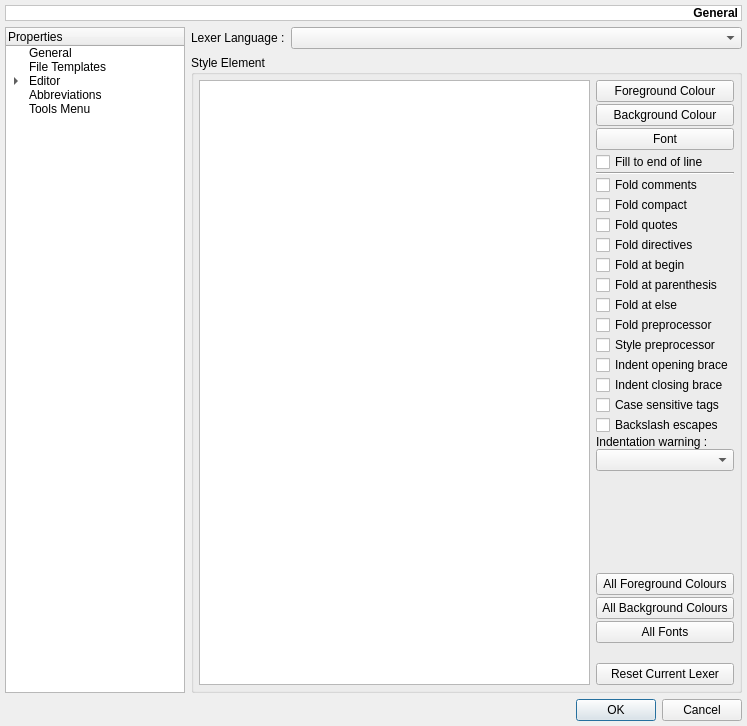
Before: the Qt Designer form v2/branches/dev/monkey/src/maininterface/ui/UISettings.ui in testmana2/mks, drawn with Qt 5.
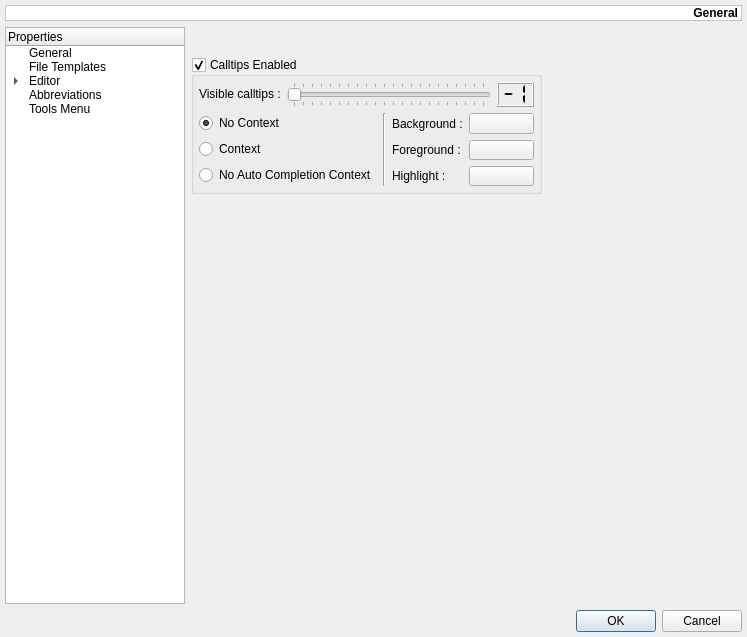
After: the same form once the commit is applied.

The edit to the form file:
```diff
--- a/v2/branches/dev/monkey/src/maininterface/ui/UISettings.ui
+++ b/v2/branches/dev/monkey/src/maininterface/ui/UISettings.ui
@@ -5,8 +5,8 @@
    <rect>
     <x>0</x>
     <y>0</y>
-    <width>731</width>
-    <height>726</height>
+    <width>556</width>
+    <height>607</height>
    </rect>
   </property>
   <property name="windowTitle" >
@@ -192,7 +192,7 @@
    <item row="1" column="1" >
     <widget class="QStackedWidget" name="swPages" >
      <property name="currentIndex" >
-      <number>6</number>
+      <number>10</number>
      </property>
      <widget class="QWidget" name="pGeneral" >
       <layout class="QVBoxLayout" >
@@ -2357,6 +2357,397 @@
        </item>
       </layout>
      </widget>
+     <widget class="QWidget" name="pAutoCompletion" >
+      <widget class="QGroupBox" name="gbAutoCompletion" >
+       <property name="geometry" >
+        <rect>
+         <x>10</x>
+         <y>10</y>
+         <width>308</width>
+         <height>151</height>
+        </rect>
+       </property>
+       <property name="title" >
+        <string>Auto Completion Enabled</string>
+       </property>
+       <property name="checkable" >
+        <bool>true</bool>
+       </property>
+       <layout class="QGridLayout" >
+        <property name="margin" >
+         <number>5</number>
+        </property>
+        <property name="spacing" >
+         <number>6</number>
+        </property>
+        <item row="3" column="0" colspan="2" >
+         <widget class="QGroupBox" name="gbAutoCompletionSource" >
+          <property name="title" >
+           <string>Source</string>
+          </property>
+          <layout class="QHBoxLayout" >
+           <property name="margin" >
+            <number>5</number>
+           </property>
+           <property name="spacing" >
+            <number>6</number>
+           </property>
+           <item>
+            <widget class="QRadioButton" name="rbAutoCompletionDocument" >
+             <property name="text" >
+              <string>from Document</string>
+             </property>
+            </widget>
+           </item>
+           <item>
+            <widget class="QRadioButton" name="rbAutoCompletionAPI" >
+             <property name="text" >
+              <string>from API file</string>
+             </property>
+             <property name="checked" >
+              <bool>true</bool>
+             </property>
+            </widget>
+           </item>
+           <item>
+            <widget class="QRadioButton" name="rbAutoCompletionAll" >
+             <property name="text" >
+              <string>from All</string>
+             </property>
+            </widget>
+           </item>
+          </layout>
+         </widget>
+        </item>
+        <item row="0" column="0" >
+         <widget class="QCheckBox" name="cbAutoCompletionCaseSensitivity" >
+          <property name="text" >
+           <string>Case sensitive</string>
+          </property>
+          <property name="checked" >
+           <bool>true</bool>
+          </property>
+         </widget>
+        </item>
+        <item row="1" column="0" >
+         <widget class="QCheckBox" name="cbAutoCompletionReplaceWord" >
+          <property name="text" >
+           <string>Replace word</string>
+          </property>
+         </widget>
+        </item>
+        <item row="0" column="1" >
+         <widget class="QCheckBox" name="cbAutoCompletionShowSingle" >
+          <property name="text" >
+           <string>Show single</string>
+          </property>
+         </widget>
+        </item>
+        <item row="2" column="0" colspan="2" >
+         <layout class="QHBoxLayout" >
+          <property name="margin" >
+           <number>0</number>
+          </property>
+          <property name="spacing" >
+           <number>6</number>
+          </property>
+          <item>
+           <widget class="QLabel" name="lAutoCompletionThreshold" >
+            <property name="text" >
+             <string>Threshold :</string>
+            </property>
+           </widget>
+          </item>
+          <item>
+           <widget class="QSlider" name="sAutoCompletionThreshold" >
+            <property name="sizePolicy" >
+             <sizepolicy>
+              <hsizetype>7</hsizetype>
+              <vsizetype>0</vsizetype>
+              <horstretch>0</horstretch>
+              <verstretch>0</verstretch>
+             </sizepolicy>
+            </property>
+            <property name="minimum" >
+             <number>0</number>
+            </property>
+            <property name="maximum" >
+             <number>10</number>
+            </property>
+            <property name="value" >
+             <number>0</number>
+            </property>
+            <property name="orientation" >
+             <enum>Qt::Horizontal</enum>
+            </property>
+            <property name="tickPosition" >
+             <enum>QSlider::TicksBothSides</enum>
+            </property>
+            <property name="tickInterval" >
+             <number>1</number>
+            </property>
+           </widget>
+          </item>
+          <item>
+           <widget class="QLCDNumber" name="lnAutoCompletionThreshold" >
+            <property name="sizePolicy" >
+             <sizepolicy>
+              <hsizetype>4</hsizetype>
+              <vsizetype>1</vsizetype>
+              <horstretch>0</horstretch>
+              <verstretch>0</verstretch>
+             </sizepolicy>
+            </property>
+            <property name="numDigits" >
+             <number>2</number>
+            </property>
+            <property name="segmentStyle" >
+             <enum>QLCDNumber::Flat</enum>
+            </property>
+            <property name="value" stdset="0" >
+             <double>0.000000000000000</double>
+            </property>
+           </widget>
+          </item>
+         </layout>
+        </item>
+       </layout>
+      </widget>
+     </widget>
+     <widget class="QWidget" name="page" >
+      <widget class="QGroupBox" name="gbCalltipsEnabled" >
+       <property name="geometry" >
+        <rect>
+         <x>0</x>
+         <y>30</y>
+         <width>351</width>
+         <height>137</height>
+        </rect>
+       </property>
+       <property name="title" >
+        <string>Calltips Enabled</string>
+       </property>
+       <property name="checkable" >
+        <bool>true</bool>
+       </property>
+       <property name="checked" >
+        <bool>true</bool>
+       </property>
+       <layout class="QGridLayout" >
+        <property name="margin" >
+         <number>5</number>
+        </property>
+        <property name="spacing" >
+         <number>6</number>
+        </property>
+        <item row="0" column="2" >
+         <widget class="QLCDNumber" name="lnCalltips" >
+          <property name="sizePolicy" >
+           <sizepolicy>
+            <hsizetype>4</hsizetype>
+            <vsizetype>1</vsizetype>
+            <horstretch>0</horstretch>
+            <verstretch>0</verstretch>
+           </sizepolicy>
+          </property>
+          <property name="numDigits" >
+           <number>2</number>
+          </property>
+          <property name="segmentStyle" >
+           <enum>QLCDNumber::Flat</enum>
+          </property>
+          <property name="value" stdset="0" >
+           <double>-1.000000000000000</double>
+          </property>
+         </widget>
+        </item>
+        <item row="0" column="0" >
+         <widget class="QLabel" name="lCalltips" >
+          <property name="sizePolicy" >
+           <sizepolicy>
+            <hsizetype>0</hsizetype>
+            <vsizetype>0</vsizetype>
+            <horstretch>0</horstretch>
+            <verstretch>0</verstretch>
+           </sizepolicy>
+          </property>
+          <property name="text" >
+           <string>Visible calltips :</string>
+          </property>
+         </widget>
+        </item>
+        <item row="0" column="1" >
+         <widget class="QSlider" name="sCalltips" >
+          <property name="sizePolicy" >
+           <sizepolicy>
+            <hsizetype>7</hsizetype>
+            <vsizetype>0</vsizetype>
+            <horstretch>0</horstretch>
+            <verstretch>0</verstretch>
+           </sizepolicy>
+          </property>
+          <property name="minimum" >
+           <number>-1</number>
+          </property>
+          <property name="maximum" >
+           <number>20</number>
+          </property>
+          <property name="singleStep" >
+           <number>1</number>
+          </property>
+          <property name="value" >
+           <number>-1</number>
+          </property>
+          <property name="orientation" >
+           <enum>Qt::Horizontal</enum>
+          </property>
+          <property name="tickPosition" >
+           <enum>QSlider::TicksBothSides</enum>
+          </property>
+          <property name="tickInterval" >
+           <number>1</number>
+          </property>
+         </widget>
+        </item>
+        <item row="1" column="0" colspan="3" >
+         <layout class="QHBoxLayout" >
+          <property name="margin" >
+           <number>0</number>
+          </property>
+          <property name="spacing" >
+           <number>6</number>
+          </property>
+          <item>
+           <layout class="QVBoxLayout" >
+            <property name="margin" >
+             <number>0</number>
+            </property>
+            <property name="spacing" >
+             <number>6</number>
+            </property>
+            <item>
+             <widget class="QRadioButton" name="rbCalltipsNoContext" >
+              <property name="text" >
+               <string>No Context</string>
+              </property>
+              <property name="checked" >
+               <bool>true</bool>
+              </property>
+             </widget>
+            </item>
+            <item>
+             <widget class="QRadioButton" name="rbCalltipsContext" >
+              <property name="text" >
+               <string>Context </string>
+              </property>
+             </widget>
+            </item>
+            <item>
+             <widget class="QRadioButton" name="rbCalltipsNoAutoCompletionContext" >
+              <property name="text" >
+               <string>No Auto Completion Context</string>
+              </property>
+             </widget>
+            </item>
+           </layout>
+          </item>
+          <item>
+           <widget class="Line" name="lCalltipsVertical" >
+            <property name="orientation" >
+             <enum>Qt::Vertical</enum>
+            </property>
+           </widget>
+          </item>
+          <item>
+           <layout class="QGridLayout" >
+            <property name="margin" >
+             <number>0</number>
+            </property>
+            <property name="spacing" >
+             <number>6</number>
+            </property>
+            <item row="2" column="0" >
+             <widget class="QLabel" name="lCalltipsHighlight" >
+              <property name="text" >
+               <string>Highlight :</string>
+              </property>
+             </widget>
+            </item>
+            <item row="1" column="0" >
+             <widget class="QLabel" name="lCalltipsForeground" >
+              <property name="text" >
+               <string>Foreground :</string>
+              </property>
+             </widget>
+            </item>
+            <item row="2" column="1" >
+             <widget class="QToolButton" name="tbCalltipsHighlight" >
+              <property name="sizePolicy" >
+               <sizepolicy>
+                <hsizetype>7</hsizetype>
+                <vsizetype>0</vsizetype>
+                <horstretch>0</horstretch>
+                <verstretch>0</verstretch>
+               </sizepolicy>
+              </property>
+              <property name="iconSize" >
+               <size>
+                <width>48</width>
+                <height>16</height>
+               </size>
+              </property>
+             </widget>
+            </item>
+            <item row="0" column="1" >
+             <widget class="QToolButton" name="tbCalltipsBackground" >
+              <property name="sizePolicy" >
+               <sizepolicy>
+                <hsizetype>7</hsizetype>
+                <vsizetype>0</vsizetype>
+                <horstretch>0</horstretch>
+                <verstretch>0</verstretch>
+               </sizepolicy>
+              </property>
+              <property name="iconSize" >
+               <size>
+                <width>48</width>
+                <height>16</height>
+               </size>
+              </property>
+             </widget>
+            </item>
+            <item row="0" column="0" >
+             <widget class="QLabel" name="lCalltipsBackground" >
+              <property name="text" >
+               <string>Background :</string>
+              </property>
+             </widget>
+            </item>
+            <item row="1" column="1" >
+             <widget class="QToolButton" name="tbCalltipsForeground" >
+              <property name="sizePolicy" >
+               <sizepolicy>
+                <hsizetype>7</hsizetype>
+                <vsizetype>0</vsizetype>
+                <horstretch>0</horstretch>
+                <verstretch>0</verstretch>
+               </sizepolicy>
+              </property>
+              <property name="iconSize" >
+               <size>
+                <width>48</width>
+                <height>16</height>
+               </size>
+              </property>
+             </widget>
+            </item>
+           </layout>
+          </item>
+         </layout>
+        </item>
+       </layout>
+      </widget>
+     </widget>
     </widget>
    </item>
   </layout>
```
Left out of the diff: 460 changed lines with no effect on the pictures.
